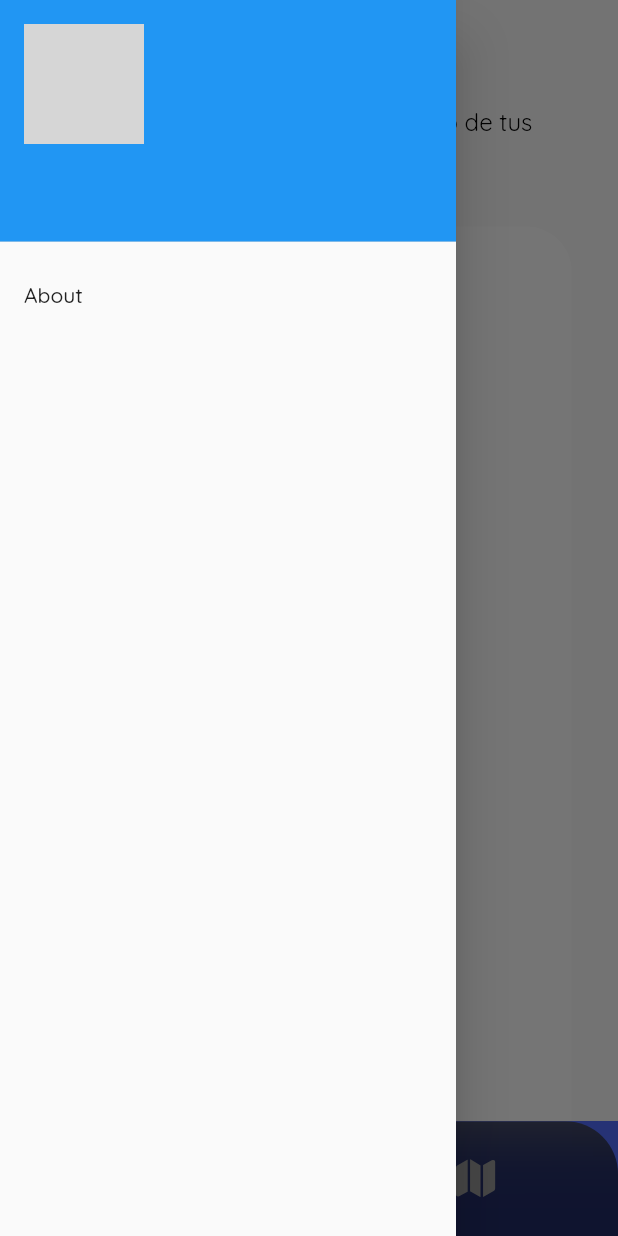
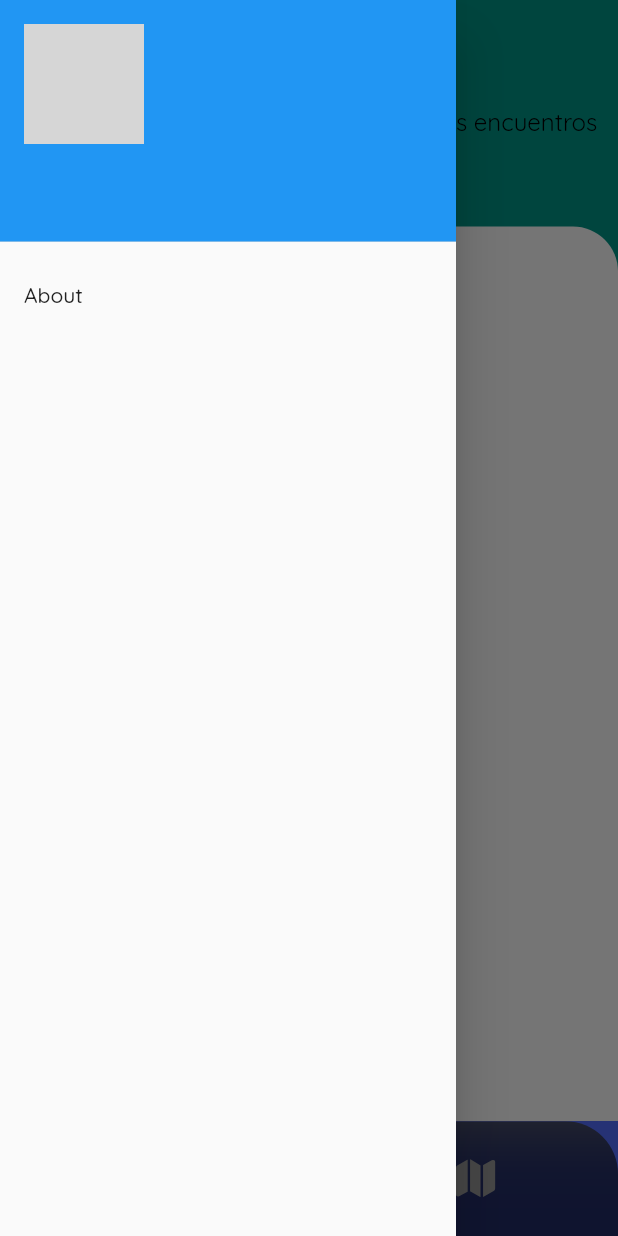
Before and after one commit to Christgrant98/ai-fish-aquarium, a Flutter app: the AlbumView screen opened by its route, with the side drawer open, on a phone screen of 412 x 824 dp. Run offline on Flutter 3.47's test engine with Material 2 defaults, Android fonts, the phone set to English and light mode, and no system bars; drawn by our look-alikes of blurrycontainer, google_nav_bar; our stand-ins replace camera, carousel_slider, go_router, google_fonts, image_picker, photo_view and 1 more; missing offline and left inert: google_mlkit_image_labeling, langchain, langchain_openai; accounts and stored records are empty; grey boxes are pictures that could not be loaded.

Commit message:
color adjusted in album view

```diff
--- a/lib/src/subViews/album_view.dart
+++ b/lib/src/subViews/album_view.dart
@@ -22,8 +22,8 @@ class _AlbumViewState extends State<AlbumView> {
   Widget build(BuildContext context) {
     return Layout(
       body: Center(
-        child: SizedBox(
-          width: MediaQuery.of(context).size.width * .85,
+        child: Container(
+          color: Colors.teal,
           child: Column(
             crossAxisAlignment: CrossAxisAlignment.stretch,
             children: <Widget>[
```
Also changed, not shown: lib/src/views/map_view.dart (+8 -4 lines).
